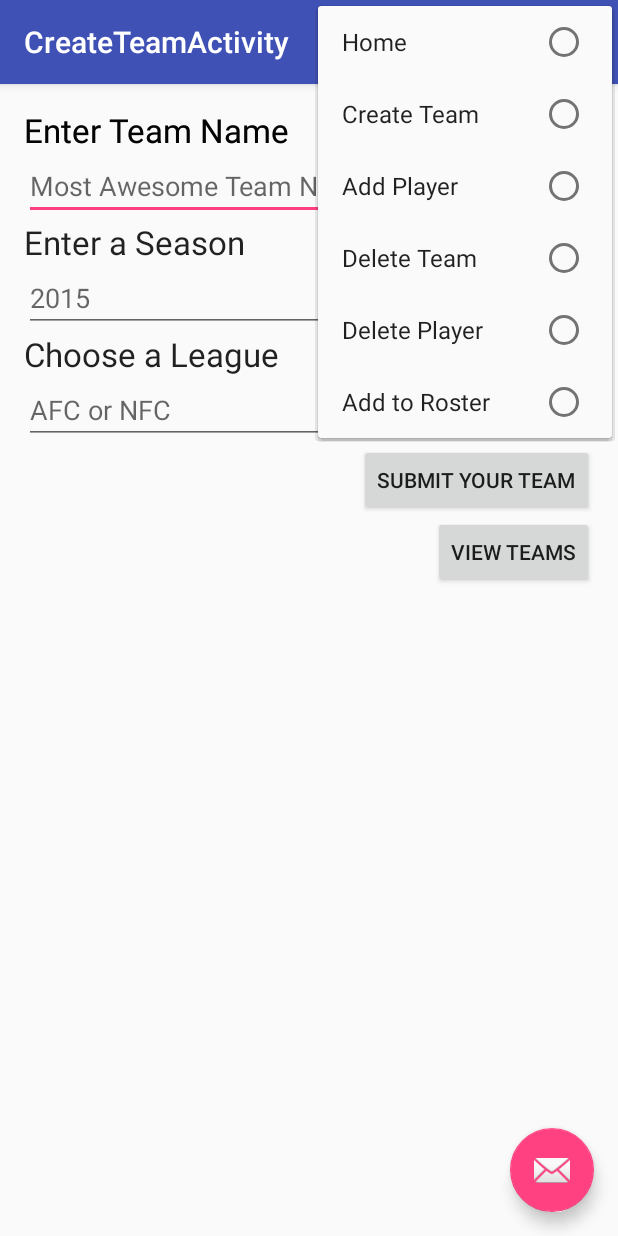
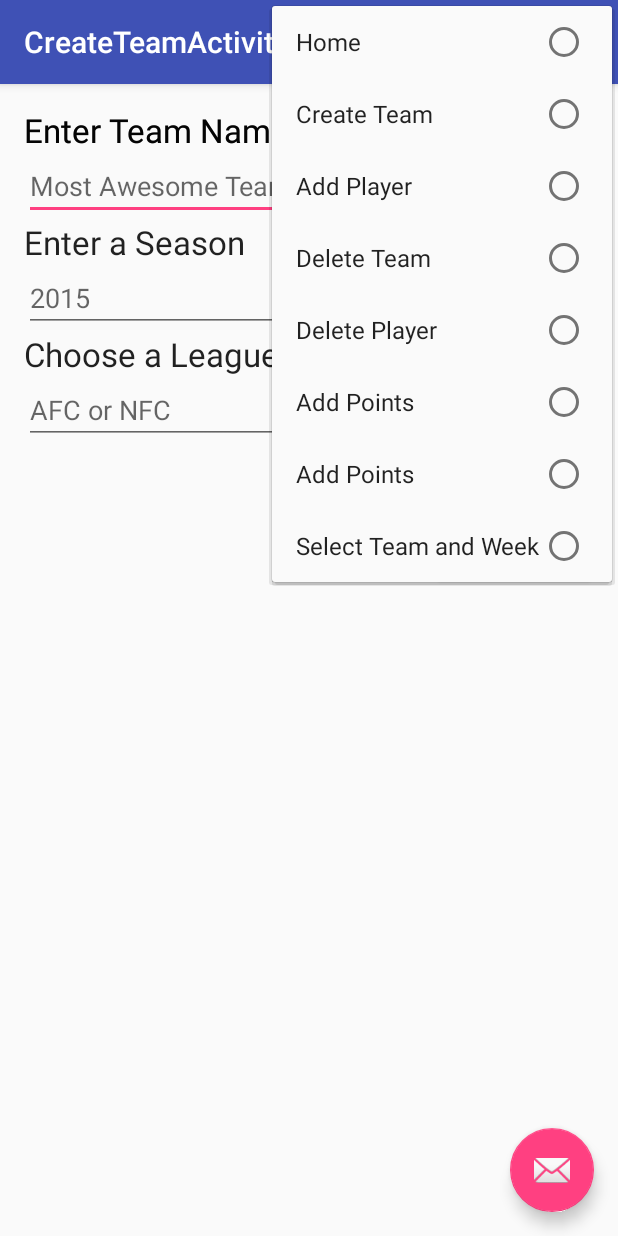
Before and after one commit to tommil121/FantasyFootballTeams, an Android app: the CreateTeamActivity screen opened directly, with no data from a screen before it, with the options menu open, on a phone screen of 412 x 824 dp. Run offline under Robolectric (Android 15) with nearby library versions, the phone set to English and light mode, and no system bars.

Commit message:
added to menu

```diff
--- a/app/src/main/res/menu/menu_main.xml
+++ b/app/src/main/res/menu/menu_main.xml
@@ -26,6 +26,14 @@
         <item android:id="@+id/menu_add_to_roster"
             android:orderInCategory="6"
             app:showAsAction="never"
-            android:title="Add to Roster"/>
+            android:title="Add Points"/>
+        <item android:id="@+id/menu_add_points"
+            android:orderInCategory="7"
+            app:showAsAction="never"
+            android:title="Add Points"/>
+        <item android:id="@+id/menu_team_week_activity"
+            android:orderInCategory="8"
+            app:showAsAction="never"
+            android:title="Select Team and Week"/>
     </group>
 </menu>
```
Also changed, not shown: app/src/main/java/com/example/tom/fantasyfootballteams/MainActivity.java (+11 -0 lines).
